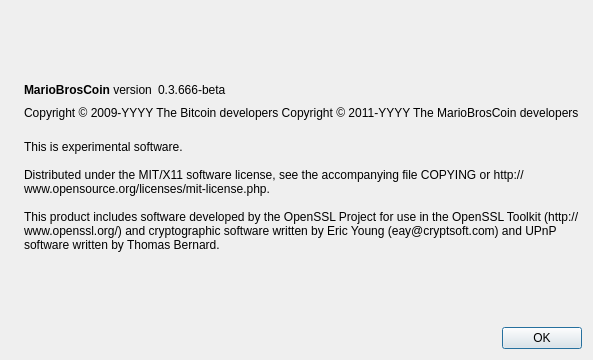
mybrocoin/mybrocoin, file src/qt/forms/aboutdialog.ui: the form before one commit.
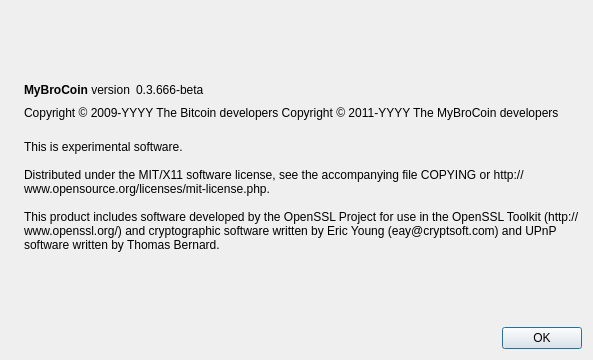
The form after the commit. Icons and pictures are not drawn.

Commit message: now MyBroCoin

```diff
--- a/src/qt/forms/aboutdialog.ui
+++ b/src/qt/forms/aboutdialog.ui
@@ -50,7 +50,7 @@
           <cursorShape>IBeamCursor</cursorShape>
          </property>
          <property name="text">
-          <string>&lt;b&gt;MarioBrosCoin&lt;/b&gt; version</string>
+          <string>&lt;b&gt;MyBroCoin&lt;/b&gt; version</string>
          </property>
          <property name="textInteractionFlags">
           <set>Qt::LinksAccessibleByMouse|Qt::TextSelectableByKeyboard|Qt::TextSelectableByMouse</set>
@@ -92,7 +92,7 @@
        </property>
        <property name="text">
         <string notr="true">Copyright &amp;copy; 2009-YYYY The Bitcoin developers
-Copyright &amp;copy; 2011-YYYY The MarioBrosCoin developers</string>
+Copyright &amp;copy; 2011-YYYY The MyBroCoin developers</string>
        </property>
        <property name="textFormat">
         <enum>Qt::RichText</enum>
```
Left out of the diff: 2 changed lines with no effect on the pictures. The commit also changes 201 other files.
